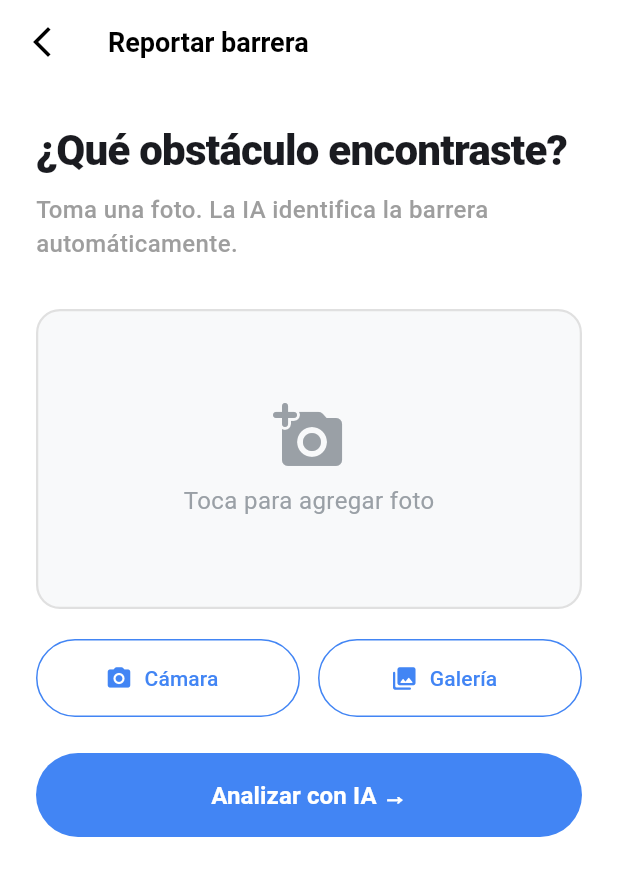
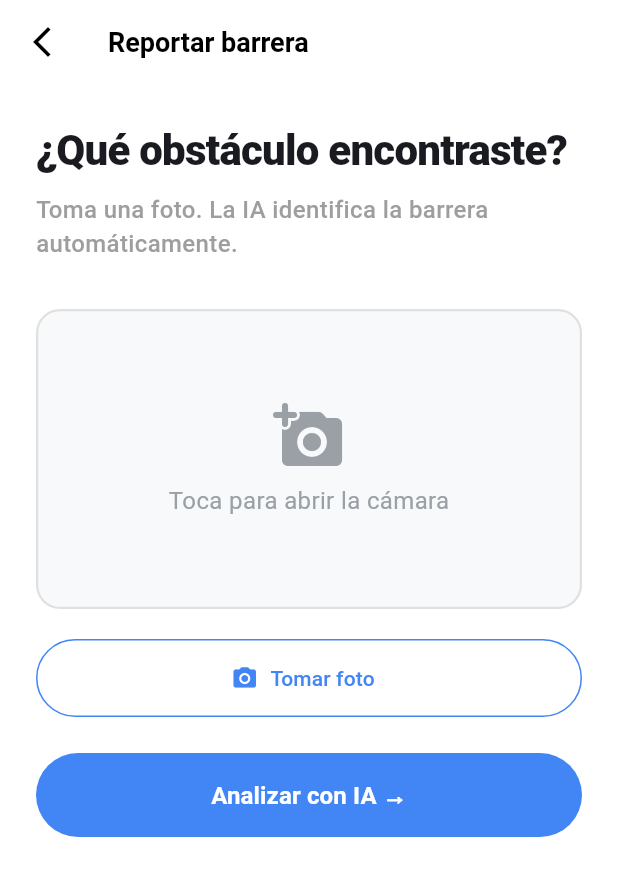
Before and after one commit to JenniferMC26/HACKAFOX-SBR---2026, a Flutter app: the ReportBarrierScreen screen opened by its route, on a phone screen of 412 x 824 dp. Shown: the top 876 px of the screen. Run offline on Flutter 3.47's test engine with Material 3 defaults, Android fonts, the phone set to English and light mode, and no system bars.

Commit message:
fix: eliminar opción de galería, solo cámara en vivo

```diff
--- a/camino_front/lib/features/reporting/screens/report_barrier_screen.dart
+++ b/camino_front/lib/features/reporting/screens/report_barrier_screen.dart
@@ -175,7 +175,7 @@ class _ReportBarrierScreenState extends State<ReportBarrierScreen> {
                             ),
                             SizedBox(height: 8),
                             Text(
-                              "Toca para agregar foto",
+                              "Toca para abrir la cámara",
                               style: TextStyle(
                                 fontSize: 16,
                                 color: Color(0xFF9AA0A6),
@@ -186,45 +186,22 @@ class _ReportBarrierScreenState extends State<ReportBarrierScreen> {
                 ),
               ),
               const SizedBox(height: 20),
-              Row(
-                children: [
-                  Expanded(
+              SizedBox(
+                width: double.infinity,
+                height: 52,
                 child: OutlinedButton.icon(
                   icon: const Icon(Icons.camera_alt_rounded),
-                      label: const Text("Cámara"),
+                  label: const Text("Tomar foto"),
                   style: OutlinedButton.styleFrom(
                     foregroundColor: const Color(0xFF4285F4),
                     side: const BorderSide(color: Color(0xFF4285F4)),
-                        minimumSize: const Size(double.infinity, 52),
                     shape: RoundedRectangleBorder(
-                          borderRadius: BorderRadius.circular(32),
-                        ),
-                      ),
-                      onPressed: () => setState(() => _photoSelected = true),
-                    ),
-                  ),
-                  const SizedBox(width: 12),
-                  Expanded(
-                    child: OutlinedButton.icon(
-                      icon: const Icon(Icons.photo_library_rounded),
-                      label: const Text("Galería"),
-                      style: OutlinedButton.styleFrom(
-                        foregroundColor: const Color(0xFF4285F4),
-                        side: const BorderSide(color: Color(0xFF4285F4)),
-                        minimumSize: const Size(double.infinity, 52),
-                        shape: RoundedRectangleBorder(
-                          borderRadius: BorderRadius.circular(32),
-                        ),
-                      ),
-                      onPressed: () => setState(() => _photoSelected = true),
-                    ),
-                  ),
-                ],
-              ),
+                      borderRadius: BorderRadius.circular(32))),
+                  onPressed: () => setState(() => _photoSelected = true))),
               const SizedBox(height: 24),
               Semantics(
                 button: true,
-                label: "Analizar foto con inteligencia artificial",
+                label: "Tomar foto con la cámara y analizar con inteligencia artificial",
                 child: SizedBox(
                   width: double.infinity,
                   height: 56,
```
Lines whose indentation alone changed are shown as unchanged.
